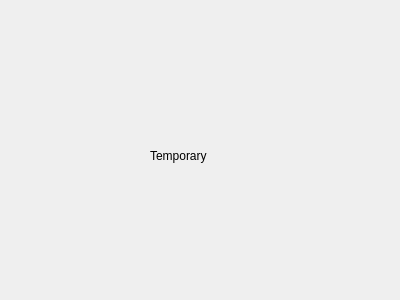
Before: the Qt Designer form diarywindow.ui in someretical/TheoreticalDiary, drawn with Qt 5.
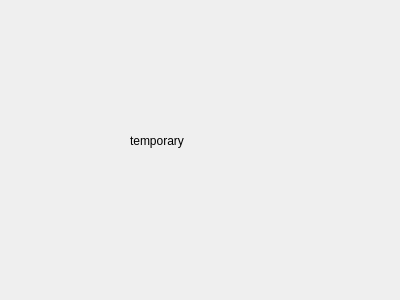
After: the same form once the commit is applied.

Patch:
```diff
--- a/diarywindow.ui
+++ b/diarywindow.ui
@@ -1,7 +1,7 @@
 <?xml version="1.0" encoding="UTF-8"?>
 <ui version="4.0">
  <class>DiaryWindow</class>
- <widget class="QWidget" name="DiaryWindow">
+ <widget class="QDialog" name="DiaryWindow">
   <property name="geometry">
    <rect>
     <x>0</x>
@@ -16,14 +16,14 @@
   <widget class="QLabel" name="label">
    <property name="geometry">
     <rect>
-     <x>150</x>
-     <y>100</y>
-     <width>171</width>
-     <height>111</height>
+     <x>130</x>
+     <y>110</y>
+     <width>151</width>
+     <height>61</height>
     </rect>
    </property>
    <property name="text">
-    <string>Temporary</string>
+    <string>temporary</string>
    </property>
   </widget>
  </widget>
```
Left out of the diff: 2 changed lines with no effect on the pictures.
